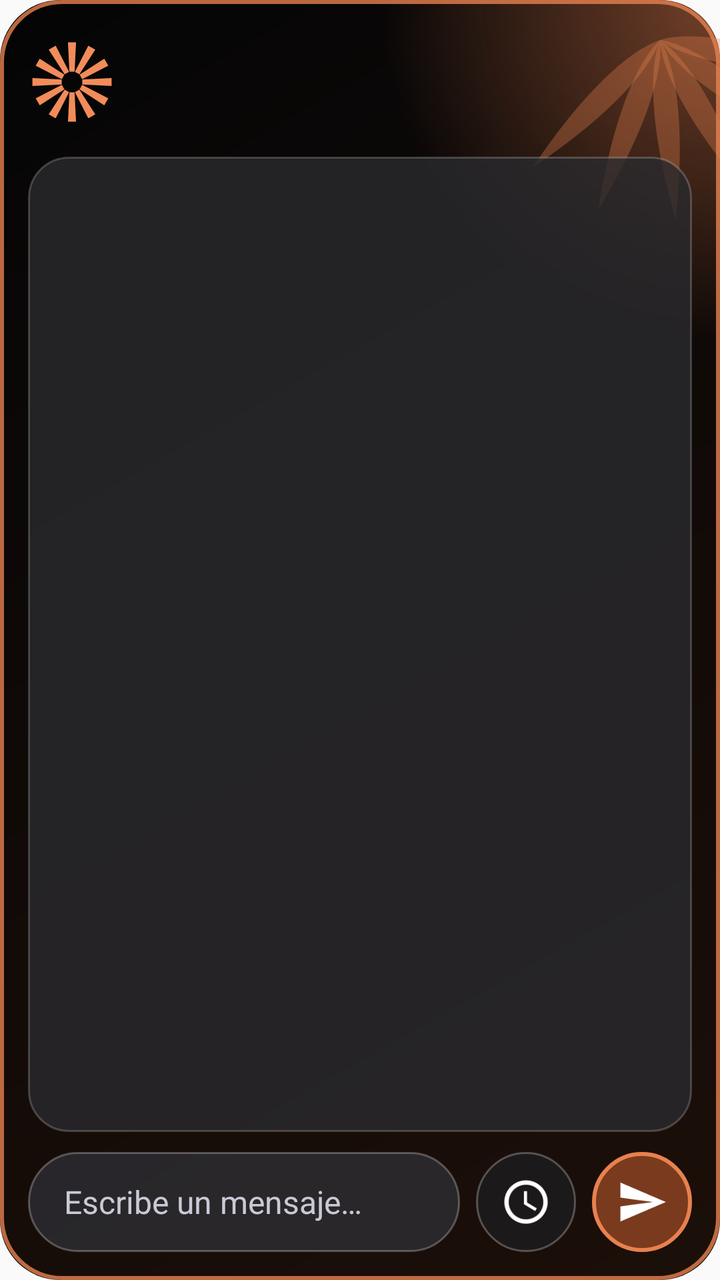
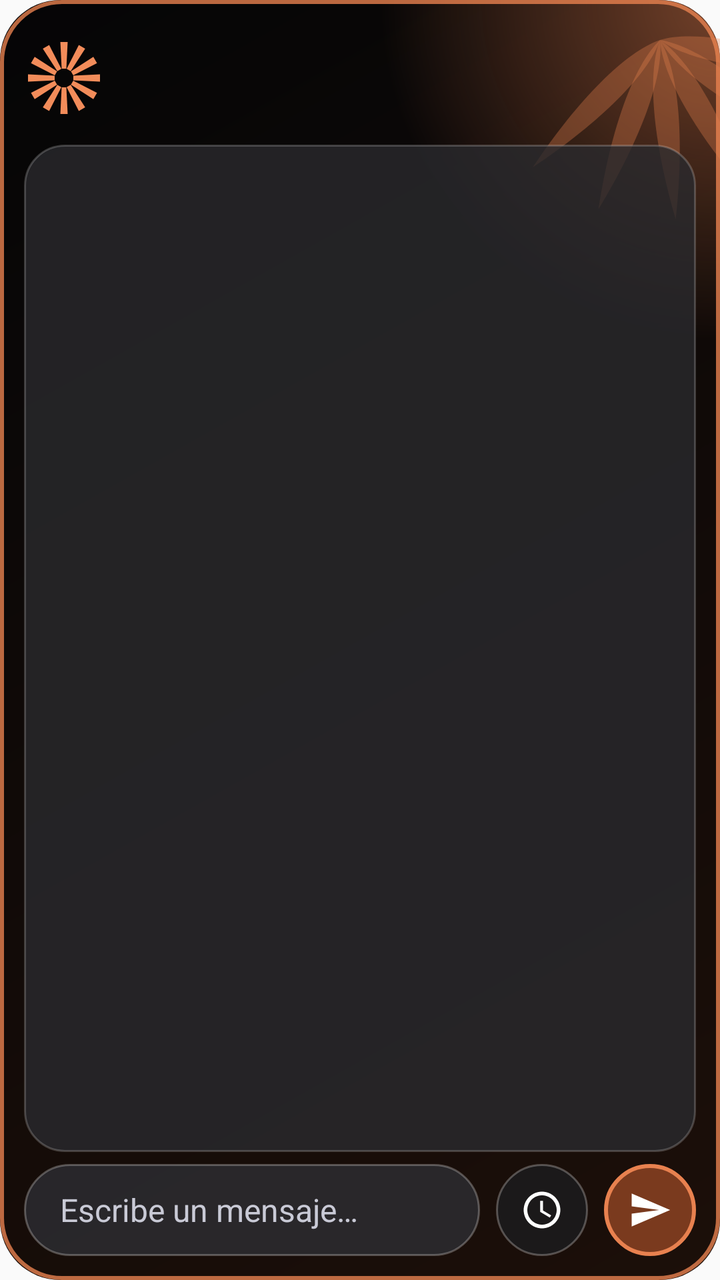

Before-and-after screenshots of an Android layout around one commit, followed by the original layout XML and the change that was made.
<!-- AndroidManifest.xml: application theme AppTheme -->
<!-- res/layout/widget_claude.xml -->
<?xml version="1.0" encoding="utf-8"?>
<FrameLayout xmlns:android="http://schemas.android.com/apk/res/android"
    android:id="@+id/w_root"
    android:layout_width="match_parent"
    android:layout_height="match_parent"
    android:background="@drawable/claude_bg">

    <ImageView
        android:layout_width="130dp"
        android:layout_height="110dp"
        android:layout_gravity="top|end"
        android:scaleType="fitXY"
        android:src="@drawable/claude_flower" />

    <LinearLayout
        android:layout_width="match_parent"
        android:layout_height="match_parent"
        android:orientation="vertical"
        android:padding="14dp">

        <LinearLayout
            android:layout_width="match_parent"
            android:layout_height="wrap_content"
            android:gravity="center_vertical"
            android:orientation="horizontal">

            <ImageView
                android:id="@+id/w_icon"
                android:layout_width="44dp"
                android:layout_height="44dp"
                android:scaleType="fitCenter"
                android:src="@drawable/ic_claude_star" />

            <LinearLayout
                android:layout_width="0dp"
                android:layout_height="wrap_content"
                android:layout_marginStart="12dp"
                android:layout_weight="1"
                android:orientation="vertical">

                <TextView
                    android:id="@+id/w_title"
                    android:layout_width="match_parent"
                    android:layout_height="wrap_content"
                    android:ellipsize="end"
                    android:fontFamily="serif"
                    android:maxLines="1"
                    android:textColor="#FFFFFFFF"
                    android:textSize="26sp"
                    android:textStyle="bold" />

                <TextView
                    android:id="@+id/w_sub"
                    android:layout_width="match_parent"
                    android:layout_height="wrap_content"
                    android:ellipsize="end"
                    android:maxLines="1"
                    android:textColor="#FFA9A9B3"
                    android:textSize="14sp" />
            </LinearLayout>
        </LinearLayout>

        <TextView
            android:id="@+id/w_box"
            android:layout_width="match_parent"
            android:layout_height="0dp"
            android:layout_marginTop="10dp"
            android:layout_marginBottom="10dp"
            android:layout_weight="1"
            android:background="@drawable/claude_box"
            android:ellipsize="end"
            android:gravity="center_vertical"
            android:maxLines="3"
            android:padding="12dp"
            android:textColor="#FFFFFFFF"
            android:textSize="15sp" />

        <LinearLayout
            android:layout_width="match_parent"
            android:layout_height="50dp"
            android:orientation="horizontal">

            <TextView
                android:id="@+id/w_bar"
                android:layout_width="0dp"
                android:layout_height="match_parent"
                android:layout_weight="1"
                android:background="@drawable/claude_bar"
                android:gravity="center_vertical"
                android:paddingStart="18dp"
                android:paddingEnd="18dp"
                android:text="Escribe un mensaje…"
                android:textColor="#FFC9CAD6"
                android:textSize="16sp" />

            <ImageButton
                android:id="@+id/w_clock"
                android:layout_width="50dp"
                android:layout_height="50dp"
                android:layout_marginStart="8dp"
                android:background="@drawable/claude_btn_clock"
                android:contentDescription="Programar"
                android:padding="12dp"
                android:scaleType="fitCenter"
                android:src="@drawable/ic_clock" />

            <ImageButton
                android:id="@+id/w_send"
                android:layout_width="50dp"
                android:layout_height="50dp"
                android:layout_marginStart="8dp"
                android:background="@drawable/claude_btn_send"
                android:contentDescription="Enviar"
                android:padding="12dp"
                android:scaleType="fitCenter"
                android:src="@drawable/ic_send" />
        </LinearLayout>
    </LinearLayout>
</FrameLayout>
<!-- resources referenced by this layout -->
<resources>
  <!-- drawable claude_bar (drawable) -->
  <?xml version="1.0" encoding="utf-8"?>
  <shape xmlns:android="http://schemas.android.com/apk/res/android" android:shape="rectangle">
      <solid android:color="#CC2E2E33" />
      <stroke android:width="1dp" android:color="#44FFFFFF" />
      <corners android:radius="28dp" />
  </shape>
  <!-- drawable claude_bg (drawable) -->
  <?xml version="1.0" encoding="utf-8"?>
  <layer-list xmlns:android="http://schemas.android.com/apk/res/android">
      <item>
          <shape android:shape="rectangle">
              <gradient
                  android:angle="315"
                  android:endColor="#FF1C0F09"
                  android:startColor="#FF050506" />
              <corners android:radius="30dp" />
          </shape>
      </item>
      <item>
          <shape android:shape="rectangle">
              <gradient
                  android:centerX="1"
                  android:centerY="0"
                  android:endColor="#00E8814F"
                  android:gradientRadius="170dp"
                  android:startColor="#77E8814F"
                  android:type="radial" />
              <corners android:radius="30dp" />
          </shape>
      </item>
      <item>
          <shape android:shape="rectangle">
              <stroke
                  android:width="2dp"
                  android:color="#CCE8814F" />
              <corners android:radius="30dp" />
          </shape>
      </item>
  </layer-list>
  <!-- drawable claude_box (drawable) -->
  <?xml version="1.0" encoding="utf-8"?>
  <shape xmlns:android="http://schemas.android.com/apk/res/android" android:shape="rectangle">
      <solid android:color="#CC2A2A2E" />
      <stroke android:width="1dp" android:color="#33FFFFFF" />
      <corners android:radius="20dp" />
  </shape>
  <!-- drawable claude_btn_clock (drawable) -->
  <?xml version="1.0" encoding="utf-8"?>
  <shape xmlns:android="http://schemas.android.com/apk/res/android" android:shape="oval">
      <solid android:color="#CC1C1C1F" />
      <stroke android:width="1dp" android:color="#44FFFFFF" />
  </shape>
  <!-- drawable claude_btn_send (drawable) -->
  <?xml version="1.0" encoding="utf-8"?>
  <shape xmlns:android="http://schemas.android.com/apk/res/android" android:shape="oval">
      <solid android:color="#FF7A3A1E" />
      <stroke android:width="2dp" android:color="#FFE8814F" />
  </shape>
  <!-- drawable ic_clock (drawable) -->
  <?xml version="1.0" encoding="utf-8"?>
  <vector xmlns:android="http://schemas.android.com/apk/res/android"
      android:width="24dp"
      android:height="24dp"
      android:viewportWidth="24"
      android:viewportHeight="24">
      <path
          android:fillColor="#FFFFFFFF"
          android:pathData="M11.99,2C6.47,2 2,6.48 2,12s4.47,10 9.99,10C17.52,22 22,17.52 22,12S17.52,2 11.99,2zM12,20c-4.42,0 -8,-3.58 -8,-8s3.58,-8 8,-8 8,3.58 8,8 -3.58,8 -8,8zM12.5,7H11v6l5.25,3.15 0.75,-1.23 -4.5,-2.67z" />
  </vector>
  <!-- drawable ic_send (drawable) -->
  <?xml version="1.0" encoding="utf-8"?>
  <vector xmlns:android="http://schemas.android.com/apk/res/android"
      android:width="24dp"
      android:height="24dp"
      android:viewportWidth="24"
      android:viewportHeight="24">
      <path
          android:fillColor="#FFFFFFFF"
          android:pathData="M2.01,21L23,12 2.01,3 2,10l15,2 -15,2z" />
  </vector>
  <style name="AppTheme" parent="@android:style/Theme.Material.Light.NoActionBar" />
  <!-- unchanged entries left out for length: 2 -->
</resources>

<!-- the commit's change to res/layout/widget_claude.xml (unified diff, before → after) -->
@@ -16,7 +16,7 @@
         android:layout_width="match_parent"
         android:layout_height="match_parent"
         android:orientation="vertical"
-        android:padding="14dp">
+        android:padding="12dp">
 
         <LinearLayout
             android:layout_width="match_parent"
@@ -26,8 +26,8 @@
 
             <ImageView
                 android:id="@+id/w_icon"
-                android:layout_width="44dp"
-                android:layout_height="44dp"
+                android:layout_width="40dp"
+                android:layout_height="40dp"
                 android:scaleType="fitCenter"
                 android:src="@drawable/ic_claude_star" />
 
@@ -64,8 +64,8 @@
             android:id="@+id/w_box"
             android:layout_width="match_parent"
             android:layout_height="0dp"
-            android:layout_marginTop="10dp"
-            android:layout_marginBottom="10dp"
+            android:layout_marginTop="6dp"
+            android:layout_marginBottom="6dp"
             android:layout_weight="1"
             android:background="@drawable/claude_box"
             android:ellipsize="end"
@@ -77,7 +77,7 @@
 
         <LinearLayout
             android:layout_width="match_parent"
-            android:layout_height="50dp"
+            android:layout_height="46dp"
             android:orientation="horizontal">
 
             <TextView
@@ -95,8 +95,8 @@
 
             <ImageButton
                 android:id="@+id/w_clock"
-                android:layout_width="50dp"
-                android:layout_height="50dp"
+                android:layout_width="46dp"
+                android:layout_height="46dp"
                 android:layout_marginStart="8dp"
                 android:background="@drawable/claude_btn_clock"
                 android:contentDescription="Programar"
@@ -106,8 +106,8 @@
 
             <ImageButton
                 android:id="@+id/w_send"
-                android:layout_width="50dp"
-                android:layout_height="50dp"
+                android:layout_width="46dp"
+                android:layout_height="46dp"
                 android:layout_marginStart="8dp"
                 android:background="@drawable/claude_btn_send"
                 android:contentDescription="Enviar"
